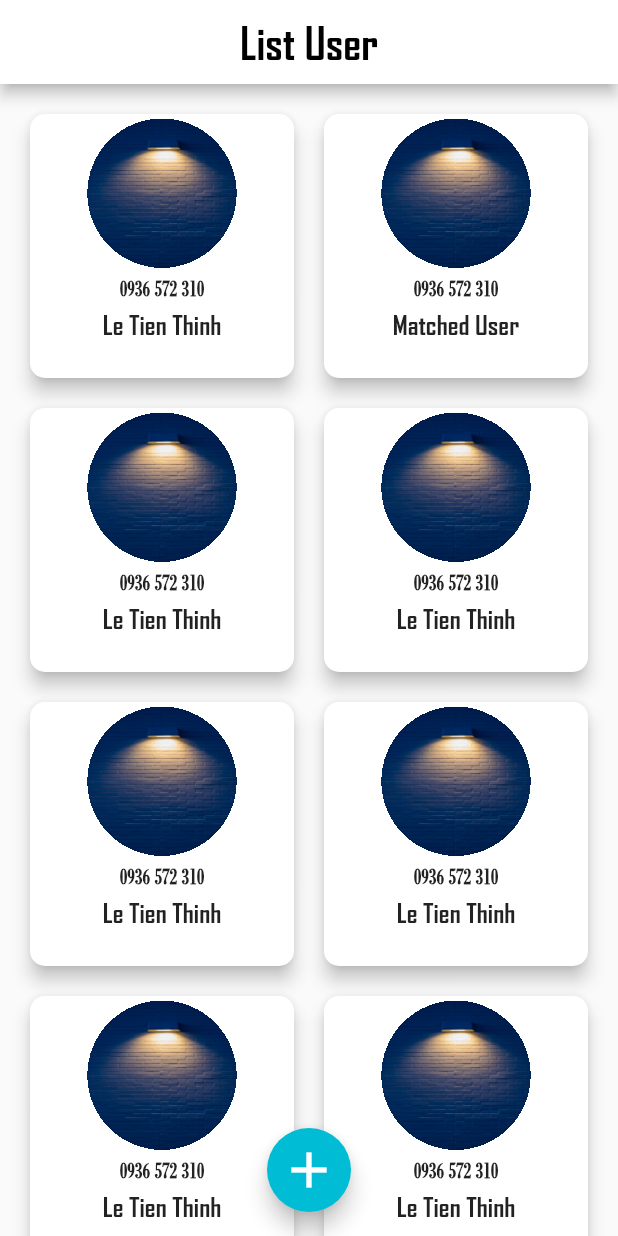
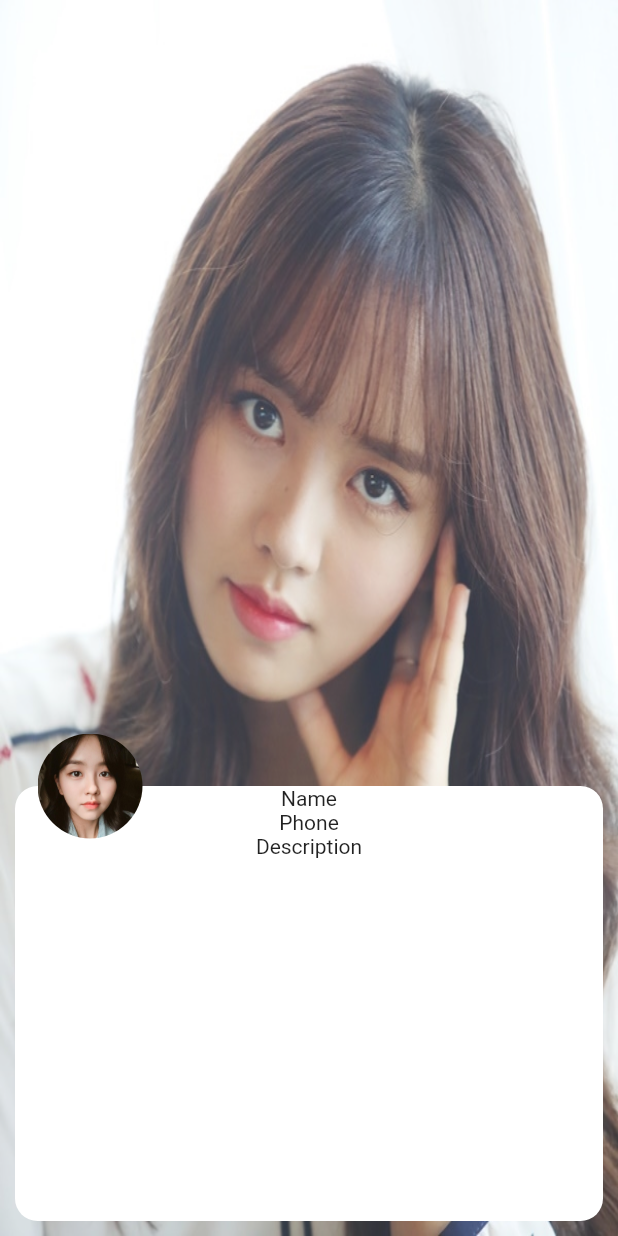
Before and after one commit to thinhle19/login_flutter, a Flutter app: the ListUserScreen screen opened by its route, after a tap on "0936 572 310", on a phone screen of 412 x 824 dp. Run offline on Flutter 3.47's test engine with Material 2 defaults, Android fonts, the phone set to English and light mode, and no system bars.

Commit message:
add fullBodyImageUrl and finished layout for User_detail_screen

```diff
--- a/lib/main.dart
+++ b/lib/main.dart
@@ -2,114 +2,15 @@ import 'package:flutter/material.dart';
 import 'package:login/screens/add_user_screen.dart';
 import 'package:login/screens/list_user_screen.dart';
 import 'package:login/screens/login_screen.dart';
+import 'package:login/screens/user_detail_screen.dart';
 
-import 'user.dart';
+import 'models/user.dart';
 
 void main() {
   runApp(MyApp());
 }
 
 class MyApp extends StatelessWidget {
-  final List<User> users = [
-    User(
-      avatarUrl: "assets/test_image.jpg",
-      phone: "0936 572 310",
-      name: "Le Tien Thinh",
-      password: "@123",
-      userName: "@123",
-    ),
-    User(
-      avatarUrl: "assets/test_image.jpg",
-      phone: "0936 572 310",
-      name: "Matched User",
-      password: "admin",
-      userName: "admin",
-    ),
-    User(
-      avatarUrl: "assets/test_image.jpg",
-      phone: "0936 572 310",
-      name: "Le Tien Thinh",
-      password: "@123",
-      userName: "@123",
-    ),
-    User(
-      avatarUrl: "assets/test_image.jpg",
-      phone: "0936 572 310",
-      name: "Le Tien Thinh",
-      password: "@123",
-      userName: "@123",
-    ),
-    User(
-      avatarUrl: "assets/test_image.jpg",
-      phone: "0936 572 310",
-      name: "Le Tien Thinh",
-      password: "@123",
-      userName: "@123",
-    ),
-    User(
-      avatarUrl: "assets/test_image.jpg",
-      phone: "0936 572 310",
-      name: "Le Tien Thinh",
-      password: "@123",
-      userName: "@123",
-    ),
-    User(
-      avatarUrl: "assets/test_image.jpg",
-      phone: "0936 572 310",
-      name: "Le Tien Thinh",
-      password: "@123",
-      userName: "@123",
-    ),
-    User(
-      avatarUrl: "assets/test_image.jpg",
-      phone: "0936 572 310",
-      name: "Le Tien Thinh",
-      password: "@123",
-      userName: "@123",
-    ),
-    User(
-      avatarUrl: "assets/test_image.jpg",
-      phone: "0936 572 310",
-      name: "Le Tien Thinh",
-      password: "@123",
-      userName: "@123",
-    ),
-    User(
-      avatarUrl: "assets/test_image.jpg",
-      phone: "0936 572 310",
-      name: "Le Tien Thinh",
-      password: "@123",
-      userName: "@123",
-    ),
-    User(
-      avatarUrl: "assets/test_image.jpg",
-      phone: "0936 572 310",
-      name: "Le Tien Thinh",
-      password: "@123",
-      userName: "@123",
-    ),
-    User(
-      avatarUrl: "assets/test_image.jpg",
-      phone: "0936 572 310",
-      name: "Le Tien Thinh",
-      password: "@123",
-      userName: "@123",
-    ),
-    User(
-      avatarUrl: "assets/test_image.jpg",
-      phone: "0936 572 310",
-      name: "Le Tien Thinh",
-      password: "@123",
-      userName: "@123",
-    ),
-    User(
-      avatarUrl: "assets/test_image.jpg",
-      phone: "0936 572 310",
-      name: "Le Tien Thinh",
-      password: "@123",
-      userName: "@123",
-    ),
-  ];
 
   @override
   Widget build(BuildContext context) {
@@ -121,9 +22,10 @@ class MyApp extends StatelessWidget {
       ),
       initialRoute: "/",
       routes: {
-        "/": (ctx) => LoginScreen(),
-        ListUserScreen.routeName: (ctx) => ListUserScreen(users: users),
+        "/": (ctx) => ListUserScreen(),
+        ListUserScreen.routeName: (ctx) => ListUserScreen(),
         AddUserScreen.routeName: (ctx) => AddUserScreen(),
+        UserDetailScreen.routeName: (ctx) => UserDetailScreen(),
       },
     );
   }
--- /dev/null
+++ b/lib/models/USER_DATA.dart
@@ -0,0 +1,31 @@
+import 'package:login/models/user.dart';
+
+const USER_DATA = [
+  User(
+    id: "1",
+    avatarUrl: "assets/avatar.jpg",
+    fullBodyImageUrl: "assets/full-body.png",
+    phone: "0936 572 310",
+    name: "Le Tien Thinh",
+    password: "@123",
+    userName: "@123",
+  ),
+  User(
+    id: "2",
+    avatarUrl: "assets/avatar.jpg",
+    fullBodyImageUrl: "assets/full-body.png",
+    phone: "0936 572 310",
+    name: "Le Tien Thinh",
+    password: "@123",
+    userName: "@123",
+  ),
+  User(
+    id: "3",
+    avatarUrl: "assets/avatar.jpg",
+    fullBodyImageUrl: "assets/full-body.png",
+    phone: "0936 572 310",
+    name: "Le Tien Thinh",
+    password: "@123",
+    userName: "@123",
+  ),
+];
--- a/lib/screens/list_user_screen.dart
+++ b/lib/screens/list_user_screen.dart
@@ -1,13 +1,12 @@
 import "package:flutter/material.dart";
+import 'package:login/models/USER_DATA.dart';
+import 'package:login/screens/user_detail_screen.dart';
+import 'package:login/widgets/user_item.dart';
 
-import '../user.dart';
+import '../models/user.dart';
 
 class ListUserScreen extends StatefulWidget {
   static const routeName = "list-user";
-  final List<User> users;
-
-
-  ListUserScreen({this.users});
 
   @override
   _ListUserScreenState createState() => _ListUserScreenState();
@@ -36,74 +35,13 @@ class _ListUserScreenState extends State<ListUserScreen> {
           body: GridView.count(
             crossAxisCount: 2,
             padding: EdgeInsets.fromLTRB(10, 10, 10, 50),
-            children: widget.users
+            children: USER_DATA
                 .map(
-                  (user) => GestureDetector(
-                    onTap: () {
-                      //todo delete
-                      print("tapped");
-                    },
-                    child: Padding(
-                      padding: EdgeInsets.all(6),
-                      child: Card(
-                        shape: RoundedRectangleBorder(
-                            borderRadius: BorderRadius.circular(10)),
-                        elevation: 5,
-                        child: Column(
-                          children: [
-                            Flexible(
-                              flex: 3,
-                              child: Padding(
-                                padding: EdgeInsets.all(3),
-                                child: ClipRRect(
-                                  clipBehavior: Clip.hardEdge,
-                                  borderRadius: BorderRadius.circular(50),
-                                  child: AspectRatio(
-                                    aspectRatio: 1,
-                                    child: FittedBox(
-                                      clipBehavior: Clip.antiAlias,
-                                      fit: BoxFit.fill,
-                                      child: Image.asset(
-                                        user.avatarUrl,
-                                      ),
-                                    ),
-                                  ),
-                                ),
-                              ),
-                            ),
-                            Flexible(
-                              child: Padding(
-                                padding:
-                                    const EdgeInsets.symmetric(vertical: 2),
-                                child: Text(
-                                  user.phone,
-                                  style: TextStyle(
-                                      fontWeight: FontWeight.bold,
-                                      fontFamily: "Bodini",
-                                      fontSize: 15),
-                                ),
-                              ),
-                            ),
-                            Flexible(
-                              child: Padding(
-                                padding:
-                                    const EdgeInsets.symmetric(vertical: 2),
-                                child: Text(
-                                  user.name,
-                                  textAlign: TextAlign.center,
-                                  overflow: TextOverflow.ellipsis,
-                                  style: TextStyle(
-                                    fontWeight: FontWeight.bold,
-                                    fontFamily: "AgencyFB",
-                                    fontSize: 18,
-                                  ),
-                                ),
-                              ),
-                            ),
-                          ],
-                        ),
-                      ),
-                    ),
+                  (user) => UserItem(
+                    id: user.id,
+                    name: user.name,
+                    avatarUrl: user.avatarUrl,
+                    phone: user.phone,
                   ),
                 )
                 .toList(),
--- a/lib/screens/login_screen.dart
+++ b/lib/screens/login_screen.dart
@@ -1,9 +1,8 @@
 import "package:flutter/material.dart";
 import 'package:login/screens/list_user_screen.dart';
-import 'package:login/widgets/beauty_textfield.dart';
 import 'package:login/widgets/my_flat_button.dart';
 
-import '../user.dart';
+import '../models/user.dart';
 
 class LoginScreen extends StatefulWidget {
   @override
--- /dev/null
+++ b/lib/screens/user_detail_screen.dart
@@ -0,0 +1,76 @@
+import "package:flutter/material.dart";
+import 'package:login/models/USER_DATA.dart';
+
+class UserDetailScreen extends StatelessWidget {
+  static const routeName = "/user-detail";
+
+  @override
+  Widget build(BuildContext context) {
+    final userId = ModalRoute.of(context).settings.arguments;
+    final selectedUser = USER_DATA.firstWhere((user) => userId == user.id);
+
+    return SafeArea(
+      child: Scaffold(
+        body: Stack(
+          fit: StackFit.expand,
+          children: [
+            Opacity(
+              opacity: .9,
+              child: Image.asset(
+                selectedUser.fullBodyImageUrl,
+                fit: BoxFit.fill,
+              ),
+            ),
+            Align(
+              alignment: Alignment.bottomCenter,
+              child: Stack(
+                children: [
+                  SizedBox(
+                    height: 350,
+                    width: double.infinity,
+                    child: Padding(
+                      padding: const EdgeInsets.fromLTRB(10, 50, 10, 10),
+                      child: Container(
+                        decoration: BoxDecoration(
+                          color: Colors.white,
+                          shape: BoxShape.rectangle,
+                          borderRadius: BorderRadius.circular(15),
+                        ),
+                        child: Column(
+                          children: [
+                            Text("Name"),
+                            Text("Phone"),
+                            Text("Description"),
+                          ],
+                        ),
+                      ),
+                    ),
+                  ),
+                  Padding(
+                    padding: EdgeInsets.fromLTRB(25, 15, 0, 0),
+                    child: Container(
+                      height: 70,
+                      width: 70,
+                      child: ClipRRect(
+                        borderRadius: BorderRadius.circular(50),
+                        child: AspectRatio(
+                          aspectRatio: 1,
+                          child: FittedBox(
+                            fit: BoxFit.fill,
+                            child: Image.asset(
+                              selectedUser.avatarUrl,
+                            ),
+                          ),
+                        ),
+                      ),
+                    ),
+                  ),
+                ],
+              ),
+            ),
+          ],
+        ),
+      ),
+    );
+  }
+}
--- a/lib/todo.txt
+++ b/lib/todo.txt
@@ -4,6 +4,8 @@ overall
 login
     check valid input
     **_**if time: indicate textfield state to better display
-
 add user
     if time: validate
+
+user detail
+    if time: auto crop and zoom to fit every phone
--- a/lib/user.dart
+++ /dev/null
@@ -1,9 +0,0 @@
-class User {
-  final String name;
-  final String phone;
-  final String avatarUrl;
-  final String userName;
-  final String password;
-
-  User({this.name, this.phone, this.avatarUrl, this.userName, this.password});
-}
--- /dev/null
+++ b/lib/widgets/user_item.dart
@@ -0,0 +1,91 @@
+import "package:flutter/material.dart";
+import 'package:login/screens/user_detail_screen.dart';
+
+class UserItem extends StatelessWidget {
+  final String id;
+  final String name;
+  final String phone;
+  final String avatarUrl;
+  final String fullBodyImageUrl;
+
+  UserItem({
+    this.id,
+    this.name,
+    this.phone,
+    this.avatarUrl,
+    this.fullBodyImageUrl,
+  });
+
+  void _selectUser(ctx) {
+    Navigator.of(ctx).pushNamed(
+      UserDetailScreen.routeName,
+      arguments: id,
+    );
+  }
+
+  @override
+  Widget build(BuildContext context) {
+    return InkWell(
+      onTap: () {_selectUser(context);},
+      child: Padding(
+        padding: EdgeInsets.all(6),
+        child: Card(
+          shape:
+              RoundedRectangleBorder(borderRadius: BorderRadius.circular(10)),
+          elevation: 5,
+          child: Column(
+            children: [
+              Flexible(
+                flex: 3,
+                child: Padding(
+                  padding: EdgeInsets.all(3),
+                  child: ClipRRect(
+                    clipBehavior: Clip.hardEdge,
+                    borderRadius: BorderRadius.circular(50),
+                    child: AspectRatio(
+                      aspectRatio: 1,
+                      child: FittedBox(
+                        clipBehavior: Clip.antiAlias,
+                        fit: BoxFit.fill,
+                        child: Image.asset(
+                          avatarUrl,
+                        ),
+                      ),
+                    ),
+                  ),
+                ),
+              ),
+              Flexible(
+                child: Padding(
+                  padding: const EdgeInsets.symmetric(vertical: 2),
+                  child: Text(
+                    phone,
+                    style: TextStyle(
+                        fontWeight: FontWeight.bold,
+                        fontFamily: "Bodini",
+                        fontSize: 15),
+                  ),
+                ),
+              ),
+              Flexible(
+                child: Padding(
+                  padding: const EdgeInsets.symmetric(vertical: 2),
+                  child: Text(
+                    name,
+                    textAlign: TextAlign.center,
+                    overflow: TextOverflow.ellipsis,
+                    style: TextStyle(
+                      fontWeight: FontWeight.bold,
+                      fontFamily: "AgencyFB",
+                      fontSize: 18,
+                    ),
+                  ),
+                ),
+              ),
+            ],
+          ),
+        ),
+      ),
+    );
+  }
+}
```
Also changed, not shown: lib/models/user.dart (added, +19 -0 lines), lib/widgets/beauty_textfield.dart (deleted, +0 -198 lines), assets/avatar.jpg (added), assets/full-body.jpg (added), assets/full-body.png (added), assets/test_image.jpg (deleted).
